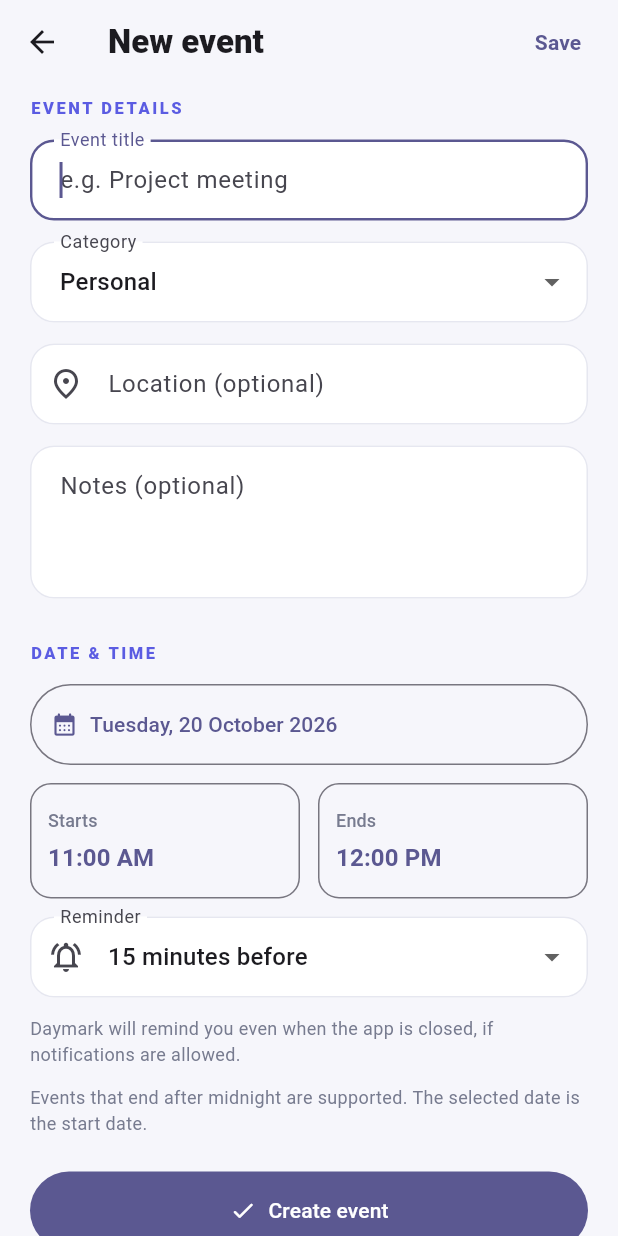
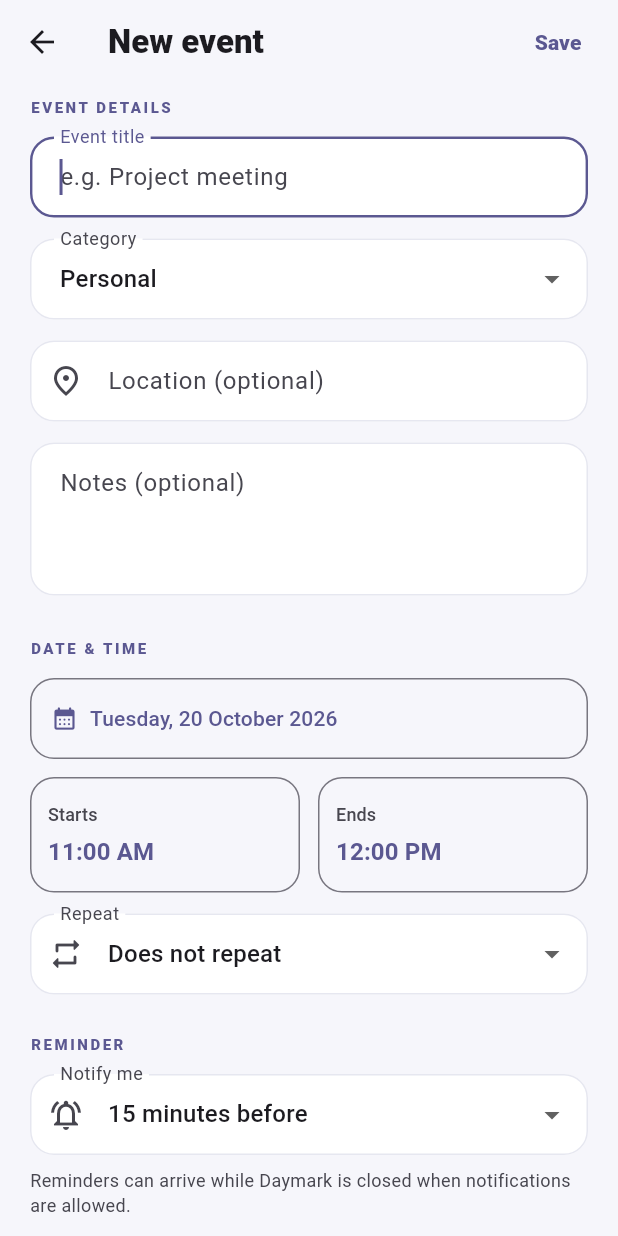
Before and after one commit to RajCodes2006/event-scheduler, a Flutter app: the EventFormScreen screen opened directly, on a phone screen of 412 x 824 dp. Run offline on Flutter 3.47's test engine with Material 3 defaults, Android fonts, the phone set to English and light mode, and no system bars; our stand-ins replace flutter_local_notifications, flutter_timezone, sqflite, sqflite_common_ffi, table_calendar, timezone; accounts and stored records are empty.

Commit message:
Add daily weekly and monthly recurrence controls

```diff
--- a/lib/screens/event_form_screen.dart
+++ b/lib/screens/event_form_screen.dart
@@ -24,9 +24,13 @@ class _EventFormScreenState extends State<EventFormScreen> {
   late DateTime _endAt;
   late String _category;
   late int _reminderMinutesBefore;
+  late String _recurrenceFrequency;
+  DateTime? _recurrenceUntil;
   bool _saving = false;
 
-  static const List<String> _categories = ['Personal', 'Work', 'Study', 'Health', 'Social', 'Other'];
+  static const List<String> _categories = [
+    'Personal', 'Work', 'Study', 'Health', 'Social', 'Other',
+  ];
 
   @override
   void initState() {
@@ -40,6 +44,8 @@ class _EventFormScreenState extends State<EventFormScreen> {
     _locationController = TextEditingController(text: widget.event?.location ?? '');
     _category = widget.event?.category ?? 'Personal';
     _reminderMinutesBefore = widget.event?.reminderMinutesBefore ?? 15;
+    _recurrenceFrequency = widget.event?.recurrenceFrequency ?? 'none';
+    _recurrenceUntil = widget.event?.recurrenceUntil;
     if (!_categories.contains(_category)) _category = 'Other';
   }
 
@@ -62,6 +68,9 @@ class _EventFormScreenState extends State<EventFormScreen> {
 
     setState(() {
       _startAt = DateTime(picked.year, picked.month, picked.day, _startAt.hour, _startAt.minute);
+      if (_recurrenceUntil != null && _recurrenceUntil!.isBefore(_startAt)) {
+        _recurrenceUntil = DateTime(_startAt.year, _startAt.month, _startAt.day + 30);
+      }
       _endAt = DateTime(picked.year, picked.month, picked.day, _endAt.hour, _endAt.minute);
       if (!_endAt.isAfter(_startAt)) _endAt = _startAt.add(const Duration(hours: 1));
     });
@@ -70,7 +79,6 @@ class _EventFormScreenState extends State<EventFormScreen> {
   Future<void> _chooseStartTime() async {
     final picked = await showTimePicker(context: context, initialTime: TimeOfDay.fromDateTime(_startAt));
     if (picked == null) return;
-
     setState(() {
       _startAt = DateTime(_startAt.year, _startAt.month, _startAt.day, picked.hour, picked.minute);
       if (!_endAt.isAfter(_startAt)) _endAt = _startAt.add(const Duration(hours: 1));
@@ -80,13 +88,37 @@ class _EventFormScreenState extends State<EventFormScreen> {
   Future<void> _chooseEndTime() async {
     final picked = await showTimePicker(context: context, initialTime: TimeOfDay.fromDateTime(_endAt));
     if (picked == null) return;
-
     setState(() {
       var candidate = DateTime(_startAt.year, _startAt.month, _startAt.day, picked.hour, picked.minute);
-      if (!candidate.isAfter(_startAt)) {
-        candidate = candidate.add(const Duration(days: 1));
+      if (!candidate.isAfter(_startAt)) candidate = candidate.add(const Duration(days: 1));
+      _endAt = candidate;
+    });
+  }
+
+  Future<void> _chooseRepeatUntil() async {
+    final startDay = DateTime(_startAt.year, _startAt.month, _startAt.day);
+    final initial = _recurrenceUntil ?? startDay.add(const Duration(days: 30));
+    final picked = await showDatePicker(
+      context: context,
+      initialDate: initial.isBefore(startDay) ? startDay : initial,
+      firstDate: startDay,
+      lastDate: DateTime(2050, 12, 31),
+      helpText: 'LAST REPEAT DATE',
+    );
+    if (picked != null) setState(() => _recurrenceUntil = picked);
+  }
+
+  void _setRepeatFrequency(String value) {
+    setState(() {
+      _recurrenceFrequency = value;
+      if (value != 'none') {
+        final startDay = DateTime(_startAt.year, _startAt.month, _startAt.day);
+        if (_recurrenceUntil == null || _recurrenceUntil!.isBefore(startDay)) {
+          _recurrenceUntil = startDay.add(const Duration(days: 30));
+        }
+      } else {
+        _recurrenceUntil = null;
       }
-      _endAt = candidate;
     });
   }
 
@@ -98,19 +130,23 @@ class _EventFormScreenState extends State<EventFormScreen> {
       );
       return;
     }
+    if (!isValidRepeatSettings()) {
+      ScaffoldMessenger.of(context).showSnackBar(
+        const SnackBar(content: Text('Choose a repeat-until date on or after the event date.')),
+      );
+      return;
+    }
 
     setState(() => _saving = true);
-
     var notificationPermissionGranted = true;
-    if (NotificationService.supportsEventReminders &&
-        _reminderMinutesBefore > 0) {
-      notificationPermissionGranted =
-          await NotificationService.instance.requestPermission();
+    if (NotificationService.supportsEventReminders && _reminderMinutesBefore > 0) {
+      notificationPermissionGranted = await NotificationService.instance.requestPermission();
     }
     if (!mounted) return;
 
+    final existing = widget.event;
     final event = ScheduleEvent(
-      id: widget.event?.id,
+      id: existing?.id,
       title: _titleController.text.trim(),
       description: _descriptionController.text.trim(),
       location: _locationController.text.trim(),
@@ -118,6 +154,10 @@ class _EventFormScreenState extends State<EventFormScreen> {
       startAt: _startAt,
       endAt: _endAt,
       reminderMinutesBefore: _reminderMinutesBefore,
+      recurrenceSeriesId: existing?.recurrenceSeriesId,
+      recurrenceFrequency: existing?.recurrenceFrequency ?? _recurrenceFrequency,
+      recurrenceUntil: existing?.recurrenceUntil ??
+          (_recurrenceFrequency == 'none' ? null : _recurrenceUntil),
     );
 
     try {
@@ -130,9 +170,7 @@ class _EventFormScreenState extends State<EventFormScreen> {
             !notificationPermissionGranted) {
           messenger.showSnackBar(
             const SnackBar(
-              content: Text(
-                'Event saved. Allow notifications in Android Settings to receive reminders.',
-              ),
+              content: Text('Event saved. Allow notifications in Android Settings to receive reminders.'),
             ),
           );
         }
@@ -140,26 +178,38 @@ class _EventFormScreenState extends State<EventFormScreen> {
     } catch (error) {
       if (mounted) {
         ScaffoldMessenger.of(context).showSnackBar(
-          const SnackBar(content: Text('Could not save this event. Please try again.')),
+          SnackBar(content: Text('Could not save this event: $error')),
         );
         setState(() => _saving = false);
       }
     }
   }
 
+  bool isValidRepeatSettings() {
+    if (widget.event != null || _recurrenceFrequency == 'none') return true;
+    final until = _recurrenceUntil;
+    if (until == null) return false;
+    final startDay = DateTime(_startAt.year, _startAt.month, _startAt.day);
+    return !until.isBefore(startDay);
+  }
+
   @override
   Widget build(BuildContext context) {
+    final scheme = Theme.of(context).colorScheme;
     final isEditing = widget.event != null;
+    final isEditingSeriesOccurrence = widget.event?.isRecurring ?? false;
+    final isRepeating = _recurrenceFrequency != 'none';
 
     return Scaffold(
       appBar: AppBar(
-        title: Text(isEditing ? 'Edit event' : 'New event', style: const TextStyle(fontWeight: FontWeight.w800)),
+        title: Text(isEditing ? 'Edit event' : 'New event',
+            style: const TextStyle(fontWeight: FontWeight.w800)),
         actions: [
           TextButton(
             onPressed: _saving ? null : _save,
             child: _saving
                 ? const SizedBox(width: 18, height: 18, child: CircularProgressIndicator(strokeWidth: 2))
-                : const Text('Save', style: TextStyle(fontWeight: FontWeight.w700)),
+                : const Text('Save', style: TextStyle(fontWeight: FontWeight.w800)),
           ),
           const SizedBox(width: 8),
         ],
@@ -170,7 +220,7 @@ class _EventFormScreenState extends State<EventFormScreen> {
           child: ListView(
             padding: const EdgeInsets.fromLTRB(20, 8, 20, 28),
             children: [
-              const Text('EVENT DETAILS', style: TextStyle(fontSize: 11, letterSpacing: 1.7, fontWeight: FontWeight.w800, color: Color(0xFF5B5CE2))),
+              _FormSectionLabel(label: 'EVENT DETAILS'),
               const SizedBox(height: 13),
               TextFormField(
                 controller: _titleController,
@@ -201,13 +251,17 @@ class _EventFormScreenState extends State<EventFormScreen> {
                 decoration: const InputDecoration(labelText: 'Notes (optional)', alignLabelWithHint: true, hintText: 'Anything you need to remember…'),
               ),
               const SizedBox(height: 28),
-              const Text('DATE & TIME', style: TextStyle(fontSize: 11, letterSpacing: 1.7, fontWeight: FontWeight.w800, color: Color(0xFF5B5CE2))),
+              _FormSectionLabel(label: 'DATE & TIME'),
               const SizedBox(height: 13),
               OutlinedButton.icon(
                 onPressed: _chooseDate,
                 icon: const Icon(Icons.calendar_month_rounded),
                 label: Text(DateFormat('EEEE, d MMMM yyyy').format(_startAt)),
-                style: OutlinedButton.styleFrom(padding: const EdgeInsets.symmetric(horizontal: 14, vertical: 17), alignment: Alignment.centerLeft),
+                style: OutlinedButton.styleFrom(
+                  padding: const EdgeInsets.symmetric(horizontal: 14, vertical: 17),
+                  alignment: Alignment.centerLeft,
+                  shape: RoundedRectangleBorder(borderRadius: BorderRadius.circular(16)),
+                ),
               ),
               const SizedBox(height: 12),
               Row(
@@ -217,12 +271,71 @@ class _EventFormScreenState extends State<EventFormScreen> {
                   Expanded(child: _TimeSelector(label: 'Ends', time: _endAt, onPressed: _chooseEndTime)),
                 ],
               ),
-              const SizedBox(height: 12),
+              if (!isEditing) ...[
+                const SizedBox(height: 14),
+                DropdownButtonFormField<String>(
+                  value: _recurrenceFrequency,
+                  decoration: const InputDecoration(
+                    labelText: 'Repeat',
+                    prefixIcon: Icon(Icons.repeat_rounded),
+                  ),
+                  items: const [
+                    DropdownMenuItem(value: 'none', child: Text('Does not repeat')),
+                    DropdownMenuItem(value: 'daily', child: Text('Every day')),
+                    DropdownMenuItem(value: 'weekly', child: Text('Every week')),
+                    DropdownMenuItem(value: 'monthly', child: Text('Every month')),
+                  ],
+                  onChanged: (value) => _setRepeatFrequency(value ?? 'none'),
+                ),
+                if (isRepeating) ...[
+                  const SizedBox(height: 12),
+                  OutlinedButton.icon(
+                    onPressed: _chooseRepeatUntil,
+                    icon: const Icon(Icons.event_repeat_rounded),
+                    label: Text('Repeat until ${DateFormat('d MMM yyyy').format(_recurrenceUntil ?? _startAt.add(const Duration(days: 30)))}'),
+                    style: OutlinedButton.styleFrom(
+                      padding: const EdgeInsets.symmetric(horizontal: 14, vertical: 17),
+                      alignment: Alignment.centerLeft,
+                      shape: RoundedRectangleBorder(borderRadius: BorderRadius.circular(16)),
+                    ),
+                  ),
+                  const SizedBox(height: 7),
+                  Text(
+                    'Occurrences are saved individually through the selected end date. You can remove one occurrence or the whole series later.',
+                    style: TextStyle(color: scheme.onSurfaceVariant, fontSize: 12, height: 1.4),
+                  ),
+                ],
+              ] else if (isEditingSeriesOccurrence) ...[
+                const SizedBox(height: 14),
+                Container(
+                  padding: const EdgeInsets.all(13),
+                  decoration: BoxDecoration(
+                    color: scheme.secondaryContainer.withValues(alpha: 0.55),
+                    borderRadius: BorderRadius.circular(15),
+                  ),
+                  child: Row(
+                    crossAxisAlignment: CrossAxisAlignment.start,
+                    children: [
+                      Icon(Icons.repeat_rounded, color: scheme.primary),
+                      const SizedBox(width: 10),
+                      Expanded(
+                        child: Text(
+                          'This is one occurrence in a ${widget.event!.recurrenceFrequency} series. Changes apply to this occurrence only.',
+                          style: TextStyle(color: scheme.onSurface, fontSize: 12, height: 1.4),
+                        ),
+                      ),
+                    ],
+                  ),
+                ),
+              ],
+              const SizedBox(height: 26),
               if (NotificationService.supportsEventReminders) ...[
+                _FormSectionLabel(label: 'REMINDER'),
+                const SizedBox(height: 13),
                 DropdownButtonFormField<int>(
                   value: _reminderMinutesBefore,
                   decoration: const InputDecoration(
-                    labelText: 'Reminder',
+                    labelText: 'Notify me',
                     prefixIcon: Icon(Icons.notifications_active_outlined),
                   ),
                   items: const [
@@ -233,35 +346,46 @@ class _EventFormScreenState extends State<EventFormScreen> {
                     DropdownMenuItem(value: 30, child: Text('30 minutes before')),
                     DropdownMenuItem(value: 60, child: Text('1 hour before')),
                   ],
-                  onChanged: (value) {
-                    setState(() => _reminderMinutesBefore = value ?? 15);
-                  },
+                  onChanged: (value) => setState(() => _reminderMinutesBefore = value ?? 15),
                 ),
-                const SizedBox(height: 12),
-                const Text(
-                  'Daymark will remind you even when the app is closed, if notifications are allowed.',
-                  style: TextStyle(
-                    fontSize: 12,
-                    color: Color(0xFF777B8F),
-                    height: 1.4,
-                  ),
+                const SizedBox(height: 8),
+                Text(
+                  'Reminders can arrive while Daymark is closed when notifications are allowed.',
+                  style: TextStyle(fontSize: 12, color: scheme.onSurfaceVariant, height: 1.4),
                 ),
               ],
-              const SizedBox(height: 12),
-              const Text(
-                'Events that end after midnight are supported. The selected date is the start date.',
-                style: TextStyle(fontSize: 12, color: Color(0xFF777B8F), height: 1.4),
-              ),
-              const SizedBox(height: 24),
+              const SizedBox(height: 26),
               FilledButton.icon(
                 onPressed: _saving ? null : _save,
                 icon: const Icon(Icons.check_rounded),
-                label: Text(_saving ? 'Saving…' : isEditing ? 'Save changes' : 'Create event'),
-                style: FilledButton.styleFrom(padding: const EdgeInsets.symmetric(vertical: 16)),
+                label: Text(_saving ? 'Saving…' : isEditing ? 'Save changes' : isRepeating ? 'Create series' : 'Create event'),
+                style: FilledButton.styleFrom(
+                  padding: const EdgeInsets.symmetric(vertical: 17),
+                  shape: RoundedRectangleBorder(borderRadius: BorderRadius.circular(16)),
+                ),
               ),
             ],
           ),
         ),
+      ),
+    );
+  }
+}
+
+class _FormSectionLabel extends StatelessWidget {
+  const _FormSectionLabel({required this.label});
+
+  final String label;
+
+  @override
+  Widget build(BuildContext context) {
+    return Text(
+      label,
+      style: TextStyle(
+        fontSize: 10,
+        letterSpacing: 1.7,
+        fontWeight: FontWeight.w900,
+        color: Theme.of(context).colorScheme.primary,
       ),
     );
   }
@@ -276,19 +400,21 @@ class _TimeSelector extends StatelessWidget {
 
   @override
   Widget build(BuildContext context) {
+    final scheme = Theme.of(context).colorScheme;
     return OutlinedButton(
       onPressed: onPressed,
       style: OutlinedButton.styleFrom(
         padding: const EdgeInsets.symmetric(horizontal: 12, vertical: 16),
         alignment: Alignment.centerLeft,
-        shape: RoundedRectangleBorder(borderRadius: BorderRadius.circular(14)),
+        shape: RoundedRectangleBorder(borderRadius: BorderRadius.circular(16)),
       ),
       child: Column(
         crossAxisAlignment: CrossAxisAlignment.start,
         children: [
-          Text(label, style: const TextStyle(fontSize: 12, color: Color(0xFF777B8F))),
+          Text(label, style: TextStyle(fontSize: 12, color: scheme.onSurfaceVariant)),
           const SizedBox(height: 5),
-          Text(DateFormat('h:mm a').format(time), style: const TextStyle(fontSize: 16, fontWeight: FontWeight.w700)),
+          Text(DateFormat('h:mm a').format(time),
+              style: const TextStyle(fontSize: 16, fontWeight: FontWeight.w700)),
         ],
       ),
     );
```
